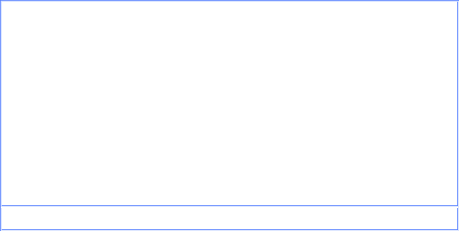
First picture: the form in bin/data/ui/communications_conversation.ui, repository realXtend/tundra, before the edit.
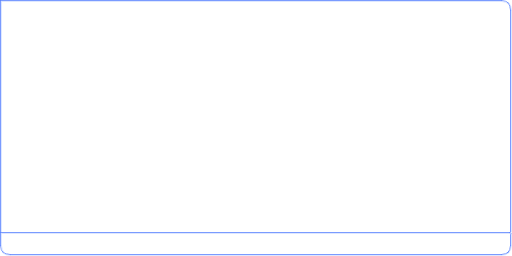
Second picture: the form after the edit. Icons and pictures are not drawn.

Commit message: * New candy to GUI, images/icons from resource file. New style sheets for .ui files main widgets, passed to children. * UI logic: adds status icon and updates it to everywhere when status is changes. New custom QTabWidget so QTabBar can be accessed and style modified. Lot of refactoring to clean up code and make it more readable etc.

```diff
--- a/bin/data/ui/communications_conversation.ui
+++ b/bin/data/ui/communications_conversation.ui
@@ -6,8 +6,8 @@
    <rect>
     <x>0</x>
     <y>0</y>
-    <width>459</width>
-    <height>231</height>
+    <width>512</width>
+    <height>256</height>
    </rect>
   </property>
   <property name="sizePolicy">
@@ -20,15 +20,42 @@
    <string>Form</string>
   </property>
   <property name="styleSheet">
-   <string>QPlainTextEdit, QLineEdit {
-	border-radius: 0px;
-color: rgb(130, 195, 255);
-background-color: rgb(255, 255, 255);
-border: 2px groove white;
-border-color: rgba(86, 128, 255, 200);
-border-radius: 0px;
-padding: 3px 6px;
+   <string>QWidget {
+	background-color: rgba(255, 255, 255, 0);
+}
 
+QPlainTextEdit, QLineEdit {
+	border: 2px groove white;
+	border-color: rgba(86, 128, 255, 200);
+	color: rgb(101, 122, 255);
+	background-color: rgb(255, 255, 255);
+	selection-color: rgb(255, 255, 255);
+	selection-background-color: rgb(101, 122, 255);
+}
+
+QPlainTextEdit {
+	background-image: url(:/images/labelChat.png);
+	background-position: bottom right; 
+	background-repeat: no-repeat;
+	border-top-right-radius: 10px;
+	border-bottom-width: 0px;
+	padding: 0px;
+}
+
+QLineEdit {
+	background-image: url(:/images/iconPen.png);
+	background-position: center left;
+	background-repeat: no-repeat;
+	border-bottom-right-radius: 10px;
+	border-bottom-left-radius: 10px;
+	border-top-right-radius: 2px;
+	border-top-left-radius: 0px;
+	border-top-width: 2px;
+	padding: 2px 5px 2px 25px;
+}
+
+QMenu {
+	background-color: none;
 }</string>
   </property>
   <layout class="QVBoxLayout" name="verticalLayout_2">
@@ -48,25 +75,16 @@
      </property>
      <item>
       <widget class="QPlainTextEdit" name="textEdit_Chat">
-       <property name="styleSheet">
-        <string/>
-       </property>
        <property name="readOnly">
         <bool>true</bool>
        </property>
+       <property name="plainText">
+        <string/>
+       </property>
       </widget>
      </item>
      <item>
       <widget class="QLineEdit" name="lineEdit_Message">
-       <property name="styleSheet">
-        <string>background-color: rgb(255, 255, 255);
-color: rgb(101, 122, 255);
-padding: 2px 5px 2px 5px;
-border-top-color: rgba(255, 255, 255, 0);
-selection-color: rgb(255, 255, 255);
-selection-background-color: rgb(101, 122, 255);
-</string>
-       </property>
        <property name="text">
         <string/>
        </property>
```
Left out of the diff: 6 changed lines with no effect on the pictures. The commit also changes 12 other files.
